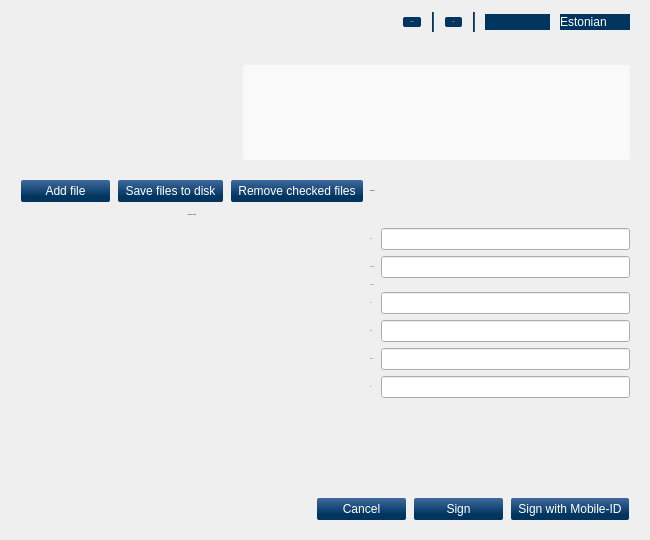
First picture: the form in qdigidocclient/trunk/src/ui/MainWindow.ui, repository tixsys/esteid, before the edit.
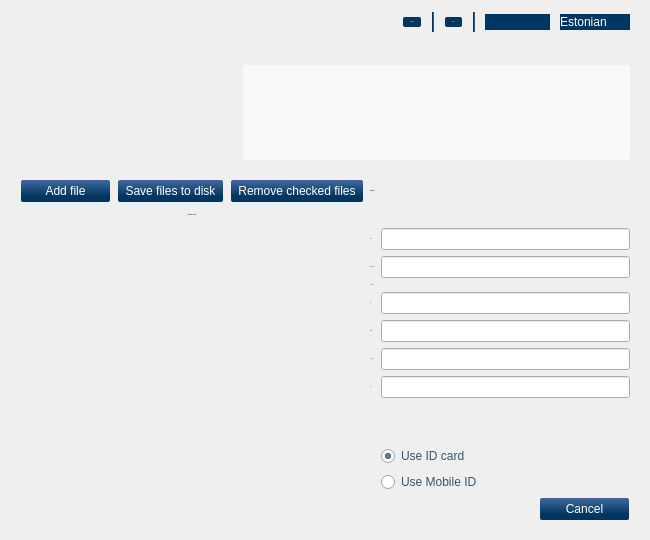
Second picture: the form after the edit. The open tabs and pages were chosen to show the change. Icons and pictures are not drawn.

Commit message: qdigidocclient: implement Peavaade and Sertifikaadid

Diff of the .ui file:
```diff
--- a/qdigidocclient/trunk/src/ui/MainWindow.ui
+++ b/qdigidocclient/trunk/src/ui/MainWindow.ui
@@ -782,45 +782,31 @@
               </property>
              </spacer>
             </item>
+            <item row="9" column="1">
+             <widget class="QRadioButton" name="radioButton">
+              <property name="text">
+               <string>Use Mobile ID</string>
+              </property>
+             </widget>
+            </item>
+            <item row="8" column="1">
+             <widget class="QRadioButton" name="radioButton_2">
+              <property name="text">
+               <string>Use ID card</string>
+              </property>
+              <property name="checked">
+               <bool>true</bool>
+              </property>
+             </widget>
+            </item>
            </layout>
           </item>
           <item row="3" column="0" colspan="2">
-           <layout class="QHBoxLayout" name="signButtonLayout">
-            <item>
-             <spacer name="signButtonSpacer">
-              <property name="orientation">
-               <enum>Qt::Horizontal</enum>
-              </property>
-              <property name="sizeHint" stdset="0">
-               <size>
-                <width>0</width>
-                <height>0</height>
-               </size>
-              </property>
-             </spacer>
-            </item>
-            <item>
-             <widget class="QPushButton" name="signCancel">
-              <property name="text">
-               <string>Cancel</string>
-              </property>
-             </widget>
-            </item>
-            <item>
-             <widget class="QPushButton" name="signSign">
-              <property name="text">
-               <string>Sign</string>
-              </property>
-             </widget>
-            </item>
-            <item>
-             <widget class="QPushButton" name="signSignMobile">
-              <property name="text">
-               <string>Sign with Mobile-ID</string>
-              </property>
-             </widget>
-            </item>
-           </layout>
+           <widget class="QDialogButtonBox" name="signButtons">
+            <property name="standardButtons">
+             <set>QDialogButtonBox::Cancel</set>
+            </property>
+           </widget>
           </item>
          </layout>
         </widget>
```
Left out of the diff: 35 changed lines with no effect on the pictures. The commit also changes 2 other files.
